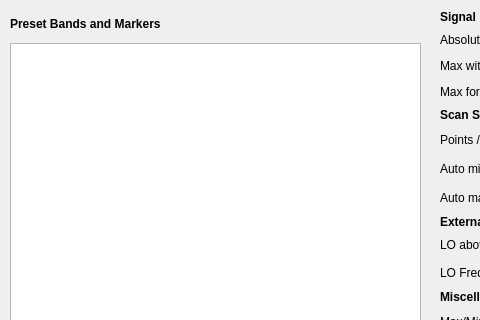
Old version of the form preferences.ui in the repository g4ixt/QtTinySA; both pictures show x 0 to 480 and y 0 to 320 of the 817 by 600 pixel window.
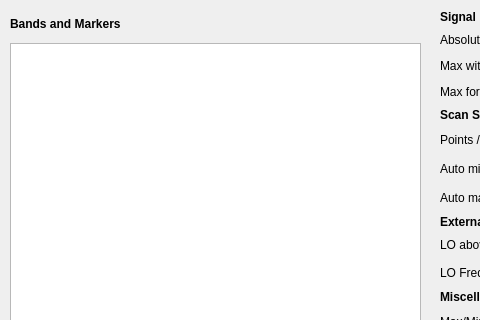
New version of the form.

```diff
--- a/preferences.ui
+++ b/preferences.ui
@@ -38,7 +38,7 @@
        </font>
       </property>
       <property name="text">
-       <string>Preset Bands and Markers</string>
+       <string>Bands and Markers</string>
       </property>
      </widget>
     </item>
```
